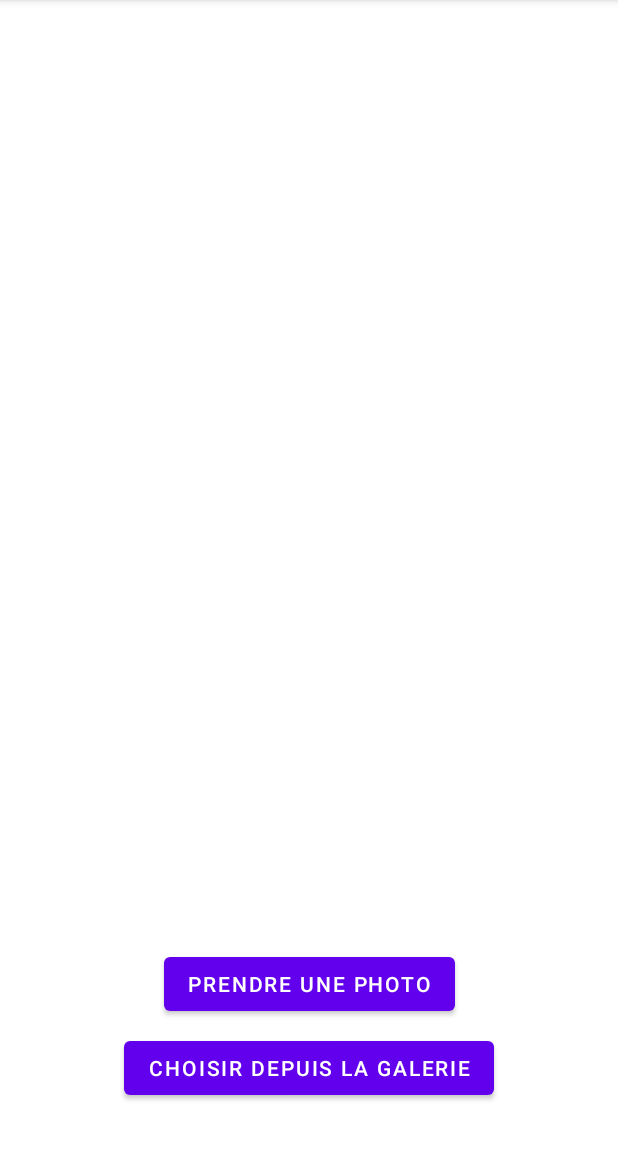
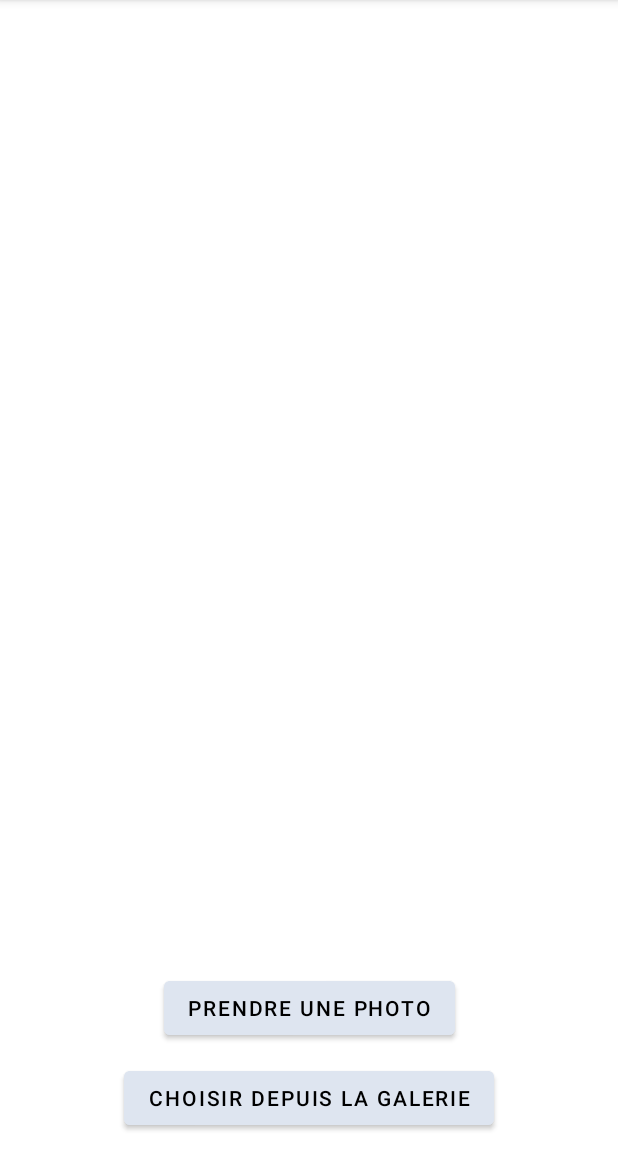
Before and after one commit to PacomeCailleteau/Medicalink, an Android app: the screen it shows after launch (MainActivity), on a phone screen of 412 x 824 dp, the part 84-1236 px from its top. Run offline under Robolectric (Android 15) with nearby library versions, the phone set to English and light mode, and no system bars.

Commit message:
ajout bouton valider

```diff
--- a/app/src/main/java/dev/mobile/td3notes/MainActivity.kt
+++ b/app/src/main/java/dev/mobile/td3notes/MainActivity.kt
@@ -12,6 +12,7 @@ class MainActivity : AppCompatActivity() {
     private lateinit var buttonTakePicture: Button
     private lateinit var buttonChooseFromGallery: Button
     private lateinit var imagePreview: ImageView
+    private lateinit var validateButton: Button
 
     private lateinit var takePictureLauncher: ActivityResultLauncher<Context>
     private lateinit var chooseFromGalleryLauncher: ActivityResultLauncher<String>
@@ -22,12 +23,17 @@ class MainActivity : AppCompatActivity() {
 
         buttonTakePicture = findViewById(R.id.button_take_picture)
         buttonChooseFromGallery = findViewById(R.id.button_choose_from_gallery)
+        validateButton = findViewById(R.id.validate_button)
         imagePreview = findViewById(R.id.image_preview)
+
 
         takePictureLauncher = registerForActivityResult(TakePictureContract()) { uri ->
             if (uri != null) {
                 imagePreview.setImageURI(uri)
                 imagePreview.visibility = ImageView.VISIBLE
+                validateButton.visibility = Button.VISIBLE
+            }else{
+                validateButton.visibility = Button.INVISIBLE
             }
         }
 
@@ -35,6 +41,9 @@ class MainActivity : AppCompatActivity() {
             if (uri != null) {
                 imagePreview.setImageURI(uri)
                 imagePreview.visibility = ImageView.VISIBLE
+                validateButton.visibility = Button.VISIBLE
+            }else{
+                validateButton.visibility = Button.INVISIBLE
             }
         }
 
@@ -45,5 +54,6 @@ class MainActivity : AppCompatActivity() {
         buttonChooseFromGallery.setOnClickListener {
             chooseFromGalleryLauncher.launch("image/*")
         }
+
     }
 }
--- a/app/src/main/res/layout/activity_main.xml
+++ b/app/src/main/res/layout/activity_main.xml
@@ -13,8 +13,10 @@
         android:layout_width="wrap_content"
         android:layout_height="wrap_content"
         android:layout_centerInParent="true"
-        android:layout_marginBottom="8dp"
+        android:layout_marginBottom="12dp"
+        android:backgroundTint="#DEE5F0"
         android:text="Prendre une photo"
+        android:textColor="#000000"
         app:layout_constraintBottom_toTopOf="@+id/button_choose_from_gallery"
         app:layout_constraintEnd_toEndOf="parent"
         app:layout_constraintStart_toStartOf="parent" />
@@ -25,9 +27,11 @@
         android:layout_height="wrap_content"
         android:layout_below="@id/button_take_picture"
         android:layout_centerHorizontal="true"
-        android:layout_marginBottom="32dp"
+        android:layout_marginBottom="12dp"
+        android:backgroundTint="#DEE5F0"
         android:text="Choisir depuis la galerie"
-        app:layout_constraintBottom_toBottomOf="parent"
+        android:textColor="#000000"
+        app:layout_constraintBottom_toTopOf="@+id/validate_button"
         app:layout_constraintEnd_toEndOf="parent"
         app:layout_constraintStart_toStartOf="parent" />
 
@@ -36,10 +40,28 @@
         android:layout_width="match_parent"
         android:layout_height="wrap_content"
         android:layout_below="@id/button_choose_from_gallery"
+        android:layout_marginStart="16dp"
+        android:layout_marginTop="16dp"
+        android:layout_marginEnd="16dp"
+        android:layout_marginBottom="16dp"
         android:scaleType="fitCenter"
+        app:layout_constraintBottom_toTopOf="@+id/button_take_picture"
         app:layout_constraintEnd_toEndOf="parent"
         app:layout_constraintStart_toStartOf="parent"
         app:layout_constraintTop_toTopOf="parent" />
 
+    <Button
+        android:id="@+id/validate_button"
+        android:layout_width="wrap_content"
+        android:layout_height="wrap_content"
+        android:layout_marginBottom="16dp"
+        android:backgroundTint="#DCF0E7"
+        android:text="Valider le nouveau traitement"
+        android:textColor="#000000"
+        android:visibility="gone"
+        app:layout_constraintBottom_toBottomOf="parent"
+        app:layout_constraintEnd_toEndOf="parent"
+        app:layout_constraintStart_toStartOf="parent" />
+
 
 </androidx.constraintlayout.widget.ConstraintLayout>
```
